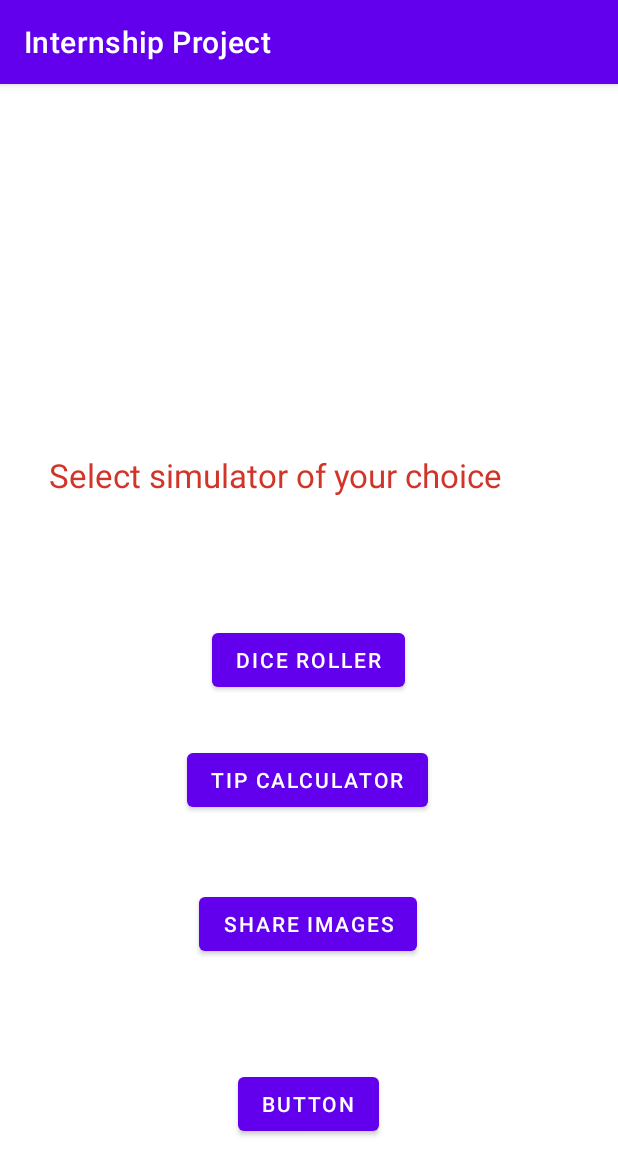
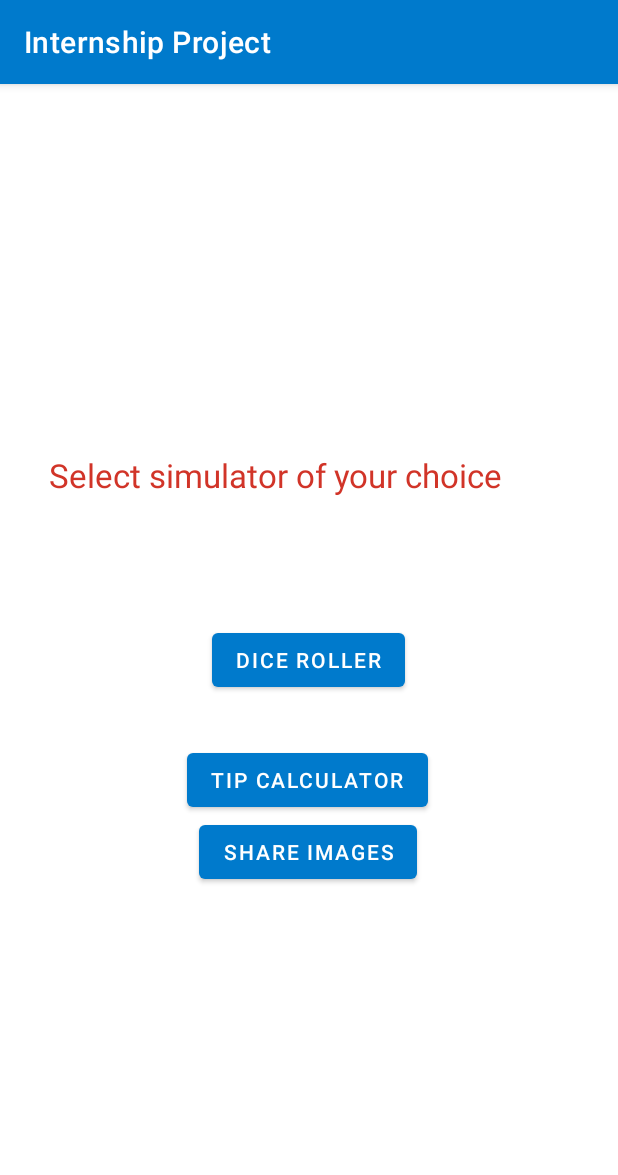
Before and after one commit to VishSingh03/ITR_Project_2023, an Android app: the screen it shows after launch (MainActivity), on a phone screen of 412 x 824 dp. Shown: the top 1175 px of the screen. Run offline under Robolectric (Android 15) with nearby library versions, the light colour scheme and no system bars.

Commit message:
Theme changed

```diff
--- a/app/src/main/res/layout/activity_main.xml
+++ b/app/src/main/res/layout/activity_main.xml
@@ -32,25 +32,11 @@
         android:id="@+id/button_img"
         android:layout_width="wrap_content"
         android:layout_height="wrap_content"
-        android:layout_marginBottom="72dp"
         android:text="Share images"
-        app:layout_constraintBottom_toTopOf="@+id/button4"
         app:layout_constraintEnd_toEndOf="parent"
         app:layout_constraintHorizontal_bias="0.498"
         app:layout_constraintStart_toStartOf="parent"
-        app:layout_constraintTop_toBottomOf="@+id/btn_tip"
-        app:layout_constraintVertical_bias="1.0" />
-
-    <Button
-        android:id="@+id/button4"
-        android:layout_width="wrap_content"
-        android:layout_height="wrap_content"
-        android:layout_marginBottom="64dp"
-        android:text="Button"
-        app:layout_constraintBottom_toBottomOf="parent"
-        app:layout_constraintEnd_toEndOf="parent"
-        app:layout_constraintHorizontal_bias="0.498"
-        app:layout_constraintStart_toStartOf="parent" />
+        app:layout_constraintTop_toBottomOf="@+id/btn_tip" />
 
     <TextView
         android:id="@+id/textView"
--- a/app/src/main/res/values-night/themes.xml
+++ b/app/src/main/res/values-night/themes.xml
@@ -1,16 +1,19 @@
 <resources xmlns:tools="http://schemas.android.com/tools">
-    <!-- Base application theme. -->
+    <!-- Dark theme -->
     <style name="Theme.InternshipProject" parent="Theme.MaterialComponents.DayNight.DarkActionBar">
         <!-- Primary brand color. -->
-        <item name="colorPrimary">@color/purple_200</item>
-        <item name="colorPrimaryVariant">@color/purple_700</item>
-        <item name="colorOnPrimary">@color/black</item>
+        <item name="colorPrimary">#1C1C1C</item> <!-- A dark gray or charcoal -->
+        <item name="colorPrimaryVariant">#121212</item> <!-- A slightly darker shade of gray -->
+        <item name="colorOnPrimary">#FFFFFF</item> <!-- White text on primary background -->
+
         <!-- Secondary brand color. -->
-        <item name="colorSecondary">@color/teal_200</item>
-        <item name="colorSecondaryVariant">@color/teal_200</item>
-        <item name="colorOnSecondary">@color/black</item>
+        <item name="colorSecondary">#FF5722</item> <!-- Material Deep Orange 500 -->
+        <item name="colorSecondaryVariant">#E64A19</item> <!-- A slightly darker shade of orange -->
+        <item name="colorOnSecondary">#FFFFFF</item> <!-- White text on secondary background -->
+
         <!-- Status bar color. -->
         <item name="android:statusBarColor">?attr/colorPrimaryVariant</item>
-        <!-- Customize your theme here. -->
+
+        <!-- Customize your dark theme here. -->
     </style>
 </resources>
--- a/app/src/main/res/values/themes.xml
+++ b/app/src/main/res/values/themes.xml
@@ -1,16 +1,19 @@
 <resources xmlns:tools="http://schemas.android.com/tools">
-    <!-- Base application theme. -->
-    <style name="Theme.InternshipProject" parent="Theme.MaterialComponents.DayNight.DarkActionBar">
+    <!-- Light theme -->
+    <style name="Theme.InternshipProject" parent="Theme.MaterialComponents.Light.DarkActionBar">
         <!-- Primary brand color. -->
-        <item name="colorPrimary">@color/purple_500</item>
-        <item name="colorPrimaryVariant">@color/purple_700</item>
-        <item name="colorOnPrimary">@color/white</item>
+        <item name="colorPrimary">#007ACC</item> <!-- A vibrant blue -->
+        <item name="colorPrimaryVariant">#005C91</item> <!-- A slightly darker shade of blue -->
+        <item name="colorOnPrimary">#FFFFFF</item> <!-- White text on primary background -->
+
         <!-- Secondary brand color. -->
-        <item name="colorSecondary">@color/teal_200</item>
-        <item name="colorSecondaryVariant">@color/teal_700</item>
-        <item name="colorOnSecondary">@color/black</item>
+        <item name="colorSecondary">#4CAF50</item> <!-- Material Green 500 -->
+        <item name="colorSecondaryVariant">#388E3C</item> <!-- A slightly darker shade of green -->
+        <item name="colorOnSecondary">#FFFFFF</item> <!-- White text on secondary background -->
+
         <!-- Status bar color. -->
         <item name="android:statusBarColor">?attr/colorPrimaryVariant</item>
-        <!-- Customize your theme here. -->
+
+        <!-- Customize your light theme here. -->
     </style>
 </resources>
```
